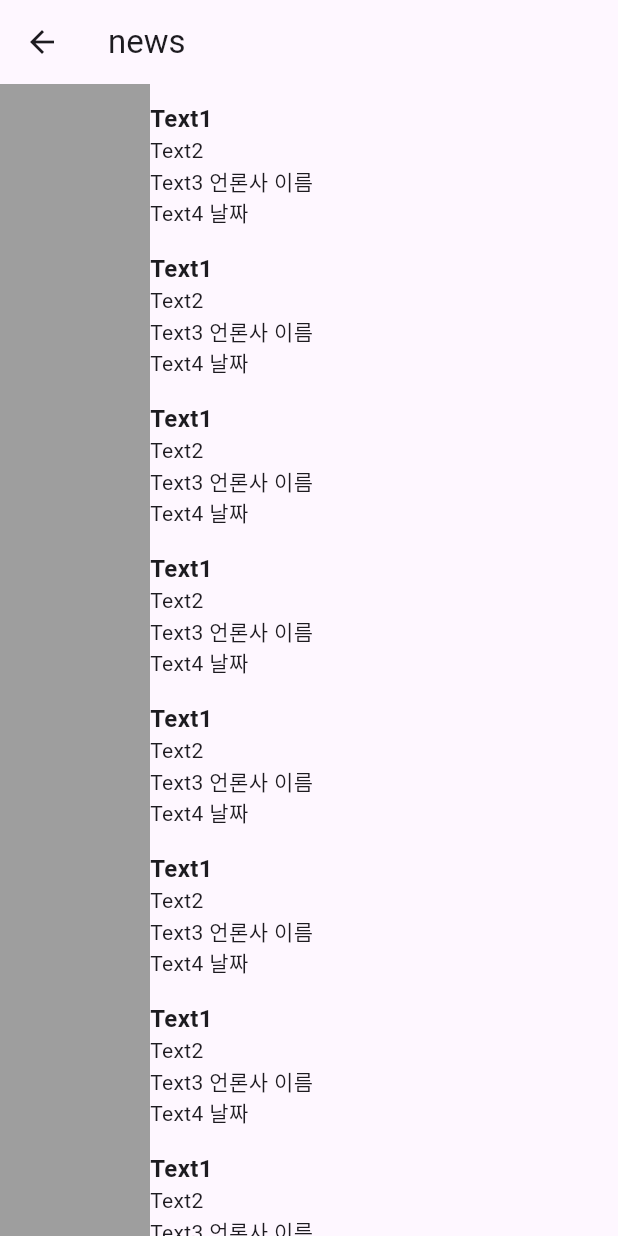
After one commit to janguzin/flutter-study, a Flutter app: the NewsScreen screen opened directly, on a phone screen of 412 x 824 dp. The commit adds this screen. Run offline on Flutter 3.47's test engine with Material 3 defaults, Android fonts, the phone set to English and light mode, and no system bars; our stand-ins replace dio.

Commit message:
8/27 news 초안 만들고 끄읏-

```diff
--- a/lib/screen/button_screen.dart
+++ b/lib/screen/button_screen.dart
@@ -7,6 +7,7 @@ import 'package:smwu_202508/screen/future/future_screen.dart';
 import 'package:smwu_202508/screen/image/image_screen.dart';
 import 'package:smwu_202508/screen/navigator/navigator_screen.dart';
 import 'package:smwu_202508/screen/network/network_screen.dart';
+import 'package:smwu_202508/screen/news/news_screen.dart';
 import 'package:smwu_202508/screen/row/column_row_practice_screen.dart';
 import 'package:smwu_202508/screen/row/row_screen.dart';
 import 'package:smwu_202508/screen/scrollview/listview_builder_screen.dart';
@@ -212,7 +213,9 @@ class ButtonScreen extends StatelessWidget {
             SizedBox(height: 10),
             button(context, NetworkScreen(), "network screen"),
             SizedBox(height: 10),
-            button(context, FutureScreen(), "future screen")
+            button(context, FutureScreen(), "future screen"),
+            SizedBox(height: 10),
+            button(context, NewsScreen(), "news screen")
 
           ],
         ),
--- /dev/null
+++ b/lib/screen/news/news_screen.dart
@@ -0,0 +1,62 @@
+import 'package:flutter/material.dart';
+
+class NewsScreen extends StatefulWidget {
+  const NewsScreen({super.key});
+
+  @override
+  State<NewsScreen> createState() => _NewsScreenState();
+}
+
+class _NewsScreenState extends State<NewsScreen> {
+  @override
+  Widget build(BuildContext context) {
+    return Scaffold(appBar: AppBar(title: Text('news'),),
+
+
+      body: ListView.builder(
+        itemCount: 10,
+        itemBuilder: (context, index) {
+        return Row(
+          children: [
+            Container(
+                color: Colors.grey,height: 100,width: 100,
+            ),
+
+            Expanded(child: Column(
+              crossAxisAlignment: CrossAxisAlignment.start,
+              children: const [
+                SizedBox(height: 8),
+                Text('Text1',
+                  maxLines: 1,
+                  style: TextStyle(
+                    fontSize: 16, fontWeight: FontWeight.bold,
+                  ),
+                ),
+                Text('Text2',
+                  maxLines: 2,
+                ),
+                Text('Text3 언론사 이름',
+                  maxLines: 2,
+                ),
+                Text('Text4 날짜',
+                  maxLines: 2,
+                )
+
+              ],
+            ))
+
+          ],
+
+
+        );
+
+
+      },),
+
+
+
+
+
+    );
+  }
+}
```
